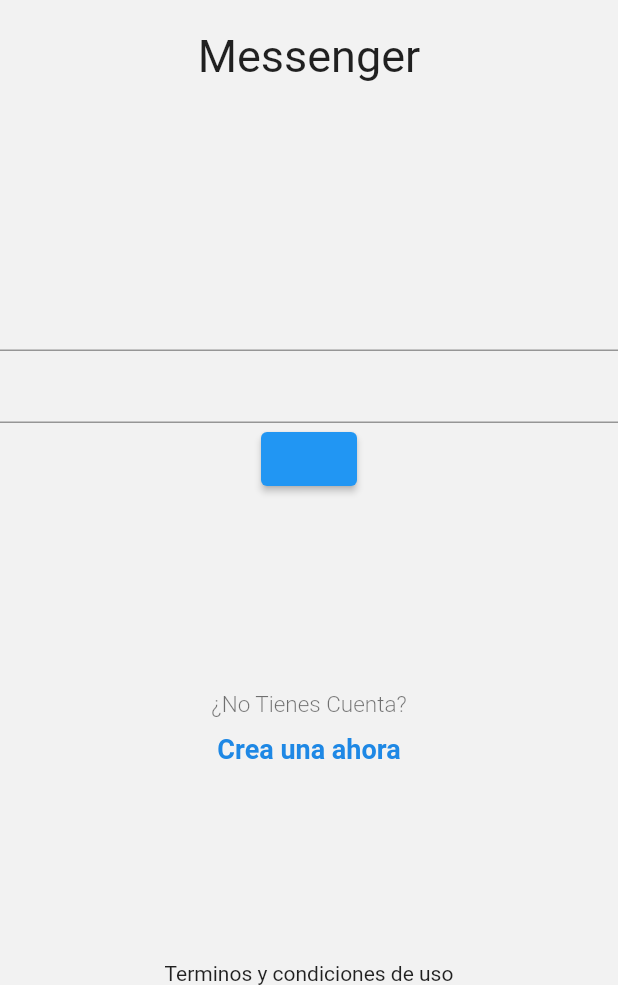
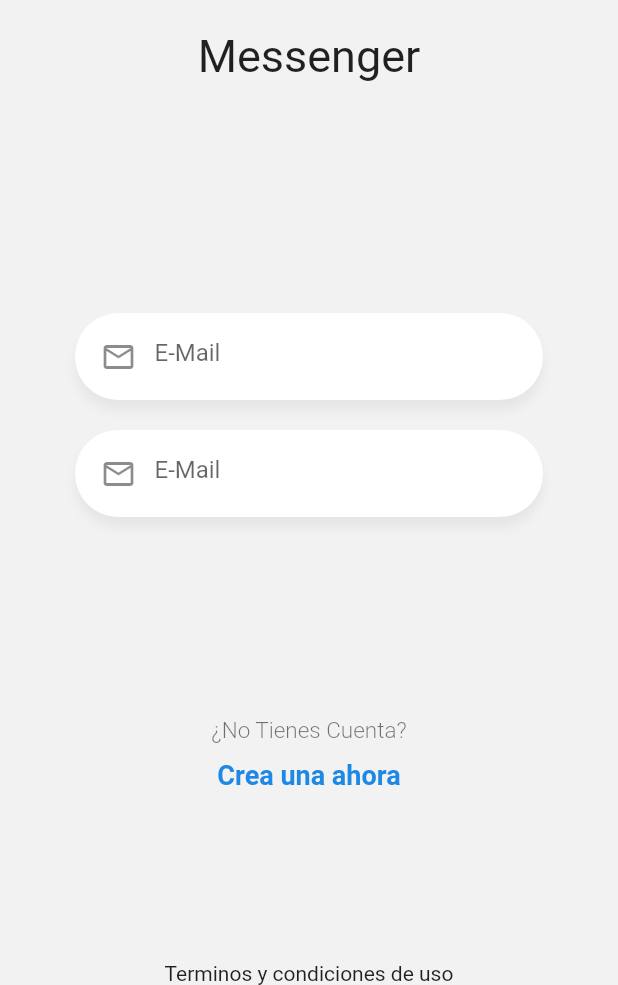
Before and after one commit to agusci21/chat_app, a Flutter app: the screen it shows after launch, on a phone screen of 412 x 824 dp, the part 251-1236 px from its top. Run offline on Flutter 3.47's test engine with Material 2 defaults, Android fonts, the phone set to English and light mode, and no system bars.

Commit message:
Custom Input

```diff
--- a/lib/pages/login_page.dart
+++ b/lib/pages/login_page.dart
@@ -1,3 +1,4 @@
+import 'package:chat_app/widgets/custom_input_widget.dart';
 import 'package:flutter/material.dart';
 
 
@@ -56,16 +57,14 @@ class __FormState extends State<_Form> {
   @override
   Widget build(BuildContext context) {
     return Container(
+      margin: EdgeInsets.only(top: 40,),
+      padding: EdgeInsets.symmetric(horizontal: 50),
       child: Column(
         children: [
-          TextField(),
 
-          TextField(),
+          CustomInput(),
+          CustomInput(),
 
-          ElevatedButton(
-            onPressed: (){},
-            child: Text(''),
-          ),
         ],
       ),
     );
--- /dev/null
+++ b/lib/widgets/custom_input_widget.dart
@@ -0,0 +1,34 @@
+import 'package:flutter/material.dart';
+
+class CustomInput extends StatelessWidget {
+  const CustomInput({Key? key}) : super(key: key);
+
+  @override
+  Widget build(BuildContext context) {
+    return Container(
+      margin: EdgeInsets.only(bottom: 20),
+            padding: EdgeInsets.only(top: 5,left: 5,bottom: 5,right: 20),
+            decoration: BoxDecoration(
+              boxShadow: [
+                BoxShadow(
+                  color: Colors.black.withOpacity(0.05),
+                  offset: Offset(0,7),
+                  blurRadius: 5
+                )
+              ],
+              borderRadius: BorderRadius.circular(30),
+              color: Colors.white
+            ),
+            child: TextField(
+              autocorrect: false,
+              keyboardType: TextInputType.emailAddress,
+              decoration: InputDecoration(
+                prefixIcon: Icon(Icons.mail_outline),
+                focusedBorder: InputBorder.none,
+                border: InputBorder.none,
+                hintText: 'E-Mail'
+              ),
+            ),
+    );
+  }
+}
```
